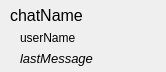
Old version of the form chatitem.ui in the repository andriilanin/inSide.
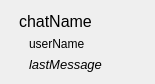
New version of the form.

Patch:
```diff
--- a/chatitem.ui
+++ b/chatitem.ui
@@ -6,12 +6,12 @@
    <rect>
     <x>0</x>
     <y>0</y>
-    <width>166</width>
-    <height>72</height>
+    <width>155</width>
+    <height>84</height>
    </rect>
   </property>
   <property name="sizePolicy">
-   <sizepolicy hsizetype="Expanding" vsizetype="Fixed">
+   <sizepolicy hsizetype="Expanding" vsizetype="MinimumExpanding">
     <horstretch>0</horstretch>
     <verstretch>72</verstretch>
    </sizepolicy>
@@ -25,7 +25,7 @@
   <property name="maximumSize">
    <size>
     <width>16777215</width>
-    <height>72</height>
+    <height>84</height>
    </size>
   </property>
   <property name="mouseTracking">
@@ -75,19 +75,7 @@
      </property>
      <layout class="QVBoxLayout" name="verticalLayout_2">
       <property name="spacing">
-       <number>0</number>
-      </property>
-      <property name="leftMargin">
-       <number>0</number>
-      </property>
-      <property name="topMargin">
-       <number>0</number>
-      </property>
-      <property name="rightMargin">
-       <number>0</number>
-      </property>
-      <property name="bottomMargin">
-       <number>0</number>
+       <number>3</number>
       </property>
       <item>
        <widget class="QLabel" name="ChatNameLabel">
@@ -149,6 +137,7 @@
          <font>
           <pointsize>10</pointsize>
           <italic>true</italic>
+          <bold>false</bold>
          </font>
         </property>
         <property name="frameShape">
```
Left out of the diff: 8 changed lines with no effect on the pictures.
